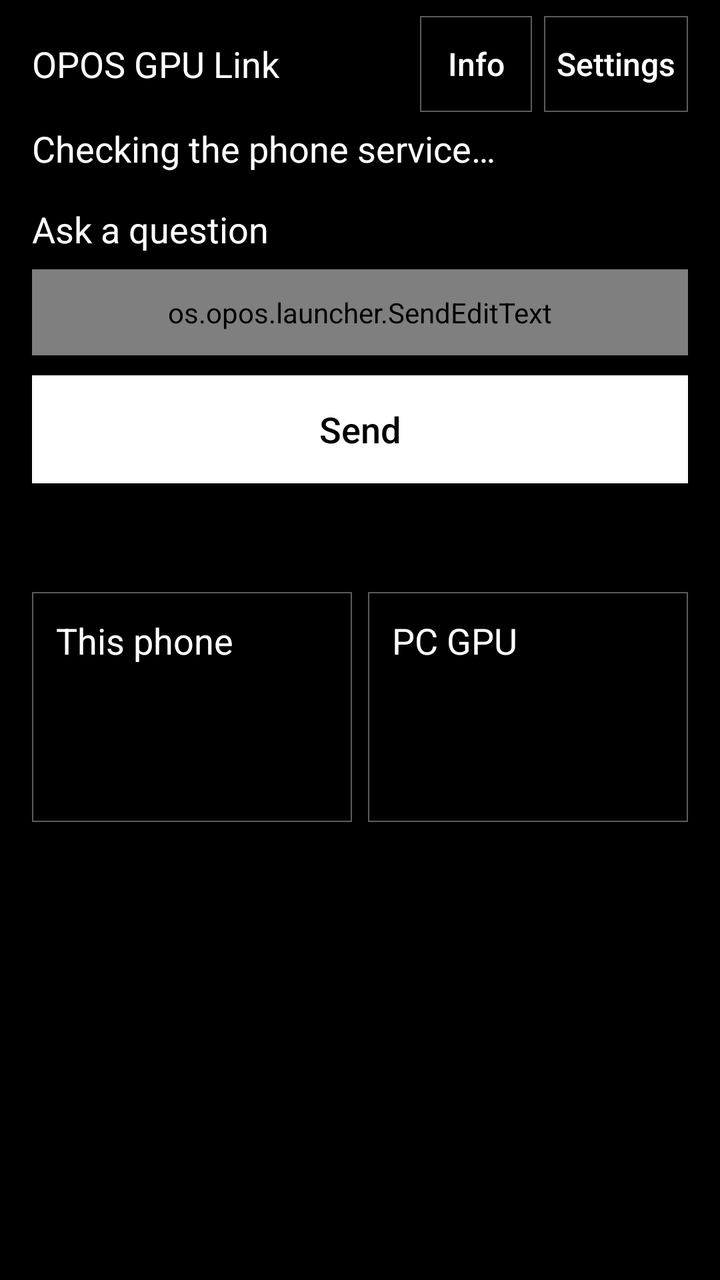
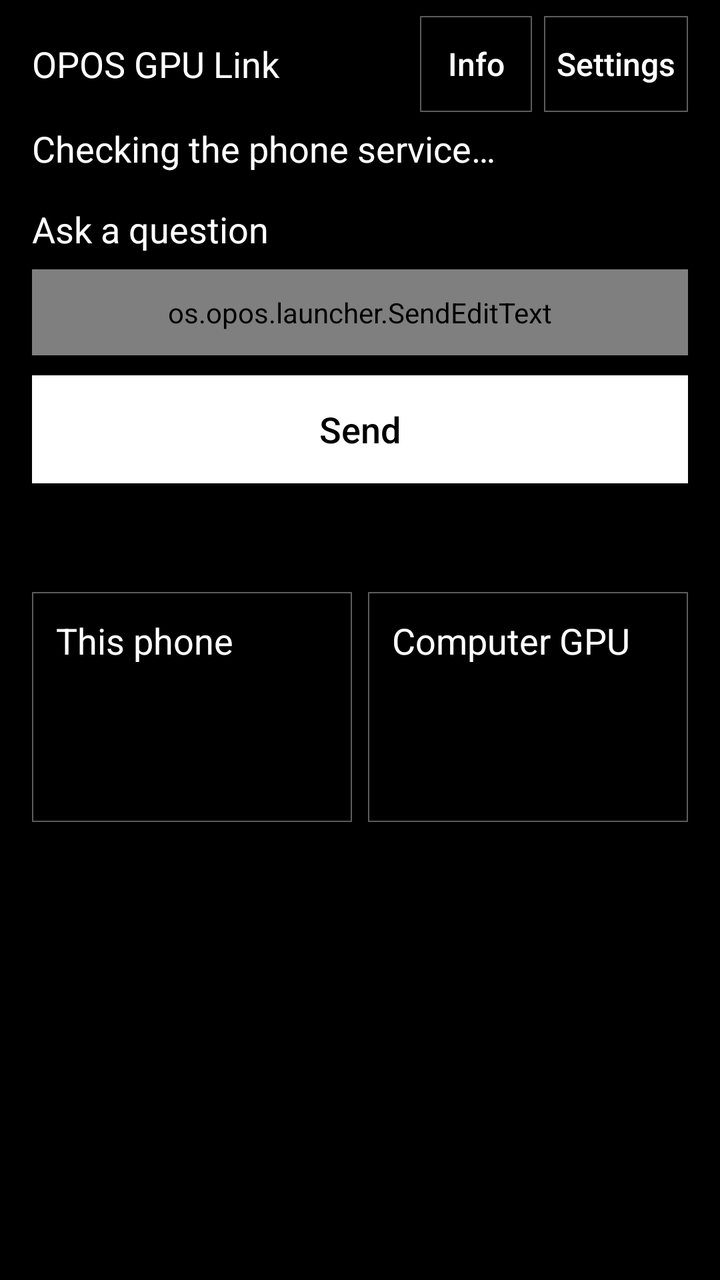

An Android layout rendered at two revisions. The XML below is the earlier revision; the diff shows what the commit changed to produce the second picture.
<!-- AndroidManifest.xml: application theme OposTheme -->
<!-- res/layout/models.xml -->
<?xml version="1.0" encoding="utf-8"?>
<FrameLayout xmlns:android="http://schemas.android.com/apk/res/android"
    android:id="@+id/root"
    android:layout_width="match_parent"
    android:layout_height="match_parent"
    android:background="@color/newspaper_paper">

    <LinearLayout
        android:id="@+id/screen"
        android:layout_width="match_parent"
        android:layout_height="match_parent"
        android:background="@color/newspaper_paper"
        android:orientation="vertical">

    <LinearLayout
        android:id="@+id/header"
        android:layout_width="match_parent"
        android:layout_height="wrap_content"
        android:gravity="center_vertical"
        android:orientation="horizontal"
        android:paddingStart="16dp"
        android:paddingTop="8dp"
        android:paddingEnd="16dp">

        <TextView
            android:id="@+id/title"
            android:layout_width="0dp"
            android:layout_height="wrap_content"
            android:layout_weight="1"
            android:accessibilityHeading="true"
            android:text="@string/app_name"
            android:textColor="@color/newspaper_ink"
            android:textSize="18sp"
                    />

        <Button
            android:id="@+id/info"
            android:layout_width="wrap_content"
            android:layout_height="48dp"
            android:minWidth="56dp"
            android:background="@drawable/newspaper_outline"
            android:contentDescription="@string/info_description"
            android:text="@string/info"
            android:textAllCaps="false"
            android:textColor="@color/newspaper_ink"
            android:textSize="16sp" />

        <Button
            android:id="@+id/settings"
            android:layout_width="wrap_content"
            android:layout_height="48dp"
            android:minWidth="72dp"
            android:layout_marginStart="6dp"
            android:background="@drawable/newspaper_outline"
            android:contentDescription="@string/settings_description"
            android:text="@string/settings"
            android:textAllCaps="false"
            android:textColor="@color/newspaper_ink"
            android:textSize="16sp" />
    </LinearLayout>

    <TextView
        android:id="@+id/connection"
        android:layout_width="match_parent"
        android:layout_height="wrap_content"
        android:accessibilityLiveRegion="polite"
        android:paddingStart="16dp"
        android:paddingTop="6dp"
        android:paddingEnd="16dp"
        android:paddingBottom="8dp"
        android:text="@string/connecting"
        android:textColor="@color/newspaper_ink"
        android:textSize="18sp" />

    <LinearLayout
        android:id="@+id/composer"
        android:layout_width="match_parent"
        android:layout_height="wrap_content"
        android:orientation="vertical"
        android:paddingStart="16dp"
        android:paddingTop="8dp"
        android:paddingEnd="16dp"
        android:paddingBottom="10dp">

        <TextView
            android:id="@+id/question_label"
            android:layout_width="match_parent"
            android:layout_height="wrap_content"
            android:labelFor="@id/prompt"
            android:text="@string/question_label"
            android:textColor="@color/newspaper_ink"
            android:textSize="18sp"
                    />

        <LinearLayout
            android:id="@+id/input_row"
            android:layout_width="match_parent"
            android:layout_height="wrap_content"
            android:orientation="vertical">

        <os.opos.launcher.SendEditText
            android:id="@+id/prompt"
            android:layout_width="match_parent"
            android:layout_height="wrap_content"
            android:layout_marginTop="8dp"
            android:background="@drawable/newspaper_panel"
            android:gravity="top|start"
            android:hint="@string/question_hint"
            android:imeOptions="actionSend|flagNoExtractUi"
            android:inputType="textCapSentences|textMultiLine"
            android:maxLines="5"
            android:minLines="2"
            android:padding="12dp"
            android:textColor="@color/newspaper_ink"
            android:textColorHint="@color/newspaper_ink"
            android:textSize="18sp" />

        <Button
            android:id="@+id/ask"
            android:layout_width="match_parent"
            android:layout_height="54dp"
            android:layout_marginTop="10dp"
            android:background="@drawable/newspaper_primary"
            android:text="@string/send"
            android:textAllCaps="false"
            android:textColor="@color/newspaper_paper"
            android:textSize="18sp"
                    />

        <Button
            android:id="@+id/stop"
            android:layout_width="match_parent"
            android:layout_height="54dp"
            android:layout_marginTop="10dp"
            android:background="@drawable/newspaper_outline"
            android:text="@string/stop"
            android:textAllCaps="false"
            android:textColor="@color/newspaper_ink"
            android:textSize="18sp"
                    android:visibility="gone" />

        <Button
            android:id="@+id/reconnect"
            android:layout_width="match_parent"
            android:layout_height="54dp"
            android:layout_marginTop="10dp"
            android:background="@drawable/newspaper_primary"
            android:text="@string/reconnect"
            android:textAllCaps="false"
            android:textColor="@color/newspaper_paper"
            android:textSize="18sp"
                    android:visibility="gone" />

        <TextView
            android:id="@+id/reset_ask_copy"
            android:layout_width="match_parent"
            android:layout_height="wrap_content"
            android:layout_marginTop="10dp"
            android:text="@string/reset_ask_copy"
            android:textColor="@color/newspaper_ink"
            android:textSize="18sp"
            android:visibility="gone" />

        <Button
            android:id="@+id/reset_ask"
            android:layout_width="match_parent"
            android:layout_height="48dp"
            android:layout_marginTop="8dp"
            android:background="@drawable/newspaper_outline"
            android:text="@string/reset_ask"
            android:textAllCaps="false"
            android:textColor="@color/newspaper_ink"
            android:textSize="18sp"
            android:visibility="gone" />

        </LinearLayout>
    </LinearLayout>

    <TextView
        android:id="@+id/error"
        android:layout_width="match_parent"
        android:layout_height="wrap_content"
        android:accessibilityLiveRegion="polite"
        android:paddingStart="16dp"
        android:paddingEnd="16dp"
        android:textColor="@color/newspaper_ink"
        android:textSize="18sp" />

    <FrameLayout
        android:id="@+id/results_stage"
        android:layout_width="match_parent"
        android:layout_height="0dp"
        android:layout_weight="1">

    <ScrollView
        android:id="@+id/results_scroll"
        android:layout_width="match_parent"
        android:layout_height="match_parent"
        android:clipToPadding="false"
        android:fillViewport="false">

        <LinearLayout
            android:id="@+id/content"
            android:layout_width="match_parent"
            android:layout_height="wrap_content"
            android:orientation="vertical"
            android:paddingStart="16dp"
            android:paddingTop="8dp"
            android:paddingEnd="16dp"
            android:paddingBottom="24dp">

            <LinearLayout
                android:id="@+id/pairing_closed"
                android:layout_width="match_parent"
                android:layout_height="wrap_content"
                android:background="@drawable/newspaper_panel"
                android:orientation="vertical"
                android:padding="16dp"
                android:visibility="gone">

                <TextView
                    android:id="@+id/pairing_closed_header"
                    android:layout_width="match_parent"
                    android:layout_height="wrap_content"
                    android:accessibilityHeading="true"
                    android:text="@string/pairing_closed_title"
                    android:textColor="@color/newspaper_ink"
                    android:textSize="18sp" />

                <TextView
                    android:id="@+id/pairing_closed_text"
                    android:layout_width="match_parent"
                    android:layout_height="wrap_content"
                    android:layout_marginTop="8dp"
                    android:text="@string/pairing_closed"
                    android:textColor="@color/newspaper_ink"
                    android:textSize="18sp" />

                <Button
                    android:id="@+id/reopen_pc"
                    android:layout_width="match_parent"
                    android:layout_height="52dp"
                    android:layout_marginTop="12dp"
                    android:background="@drawable/newspaper_primary"
                    android:text="@string/reopen_pc"
                    android:textAllCaps="false"
                    android:textColor="@color/newspaper_paper"
                    android:textSize="18sp" />
            </LinearLayout>

            <TextView
                android:id="@+id/question"
                android:layout_width="match_parent"
                android:layout_height="wrap_content"
                android:layout_marginTop="12dp"
                android:accessibilityHeading="true"
                android:textColor="@color/newspaper_ink"
                android:textSize="18sp"
                    android:visibility="gone" />

            <LinearLayout
                android:id="@+id/answers"
                android:layout_width="match_parent"
                android:layout_height="wrap_content"
                android:layout_marginTop="12dp"
                android:orientation="horizontal">

                <LinearLayout
                    android:id="@+id/phone_card"
                    android:layout_width="0dp"
                    android:layout_height="wrap_content"
                    android:layout_weight="1"
                    android:background="@drawable/newspaper_panel"
                    android:orientation="vertical"
                    android:padding="12dp">

                    <TextView
                        android:layout_width="match_parent"
                        android:layout_height="wrap_content"
                        android:accessibilityHeading="true"
                        android:text="@string/phone_heading"
                        android:textColor="@color/newspaper_ink"
                        android:textSize="18sp"
                    />

                    <TextView
                        android:id="@+id/phone_state"
                        android:layout_width="match_parent"
                        android:layout_height="wrap_content"
                        android:layout_marginTop="8dp"
                        android:accessibilityLiveRegion="polite"
                        android:textColor="@color/newspaper_ink"
                        android:textSize="18sp"
                    />

                    <TextView
                        android:id="@+id/phone_answer"
                        android:layout_width="match_parent"
                        android:layout_height="wrap_content"
                        android:layout_marginTop="10dp"
                        android:textColor="@color/newspaper_ink"
                        android:textIsSelectable="true"
                        android:textSize="18sp" />
                </LinearLayout>

                <LinearLayout
                    android:id="@+id/gpu_card"
                    android:layout_width="0dp"
                    android:layout_height="wrap_content"
                    android:layout_marginStart="8dp"
                    android:layout_weight="1"
                    android:background="@drawable/newspaper_panel"
                    android:orientation="vertical"
                    android:padding="12dp">

                    <TextView
                        android:id="@+id/gpu_heading"
                        android:layout_width="match_parent"
                        android:layout_height="wrap_content"
                        android:accessibilityHeading="true"
                        android:text="@string/gpu_heading"
                        android:textColor="@color/newspaper_ink"
                        android:textSize="18sp"
                    />

                    <TextView
                        android:id="@+id/gpu_state"
                        android:layout_width="match_parent"
                        android:layout_height="wrap_content"
                        android:layout_marginTop="8dp"
                        android:accessibilityLiveRegion="polite"
                        android:textColor="@color/newspaper_ink"
                        android:textSize="18sp"
                    />

                    <TextView
                        android:id="@+id/gpu_answer"
                        android:layout_width="match_parent"
                        android:layout_height="wrap_content"
                        android:layout_marginTop="10dp"
                        android:textColor="@color/newspaper_ink"
                        android:textIsSelectable="true"
                        android:textSize="18sp" />
                </LinearLayout>
            </LinearLayout>

            <Button
                android:id="@+id/retry"
                android:layout_width="match_parent"
                android:layout_height="52dp"
                android:layout_marginTop="12dp"
                android:background="@drawable/newspaper_outline"
                android:text="@string/try_again"
                android:textAllCaps="false"
                android:textColor="@color/newspaper_ink"
                android:textSize="18sp"
                android:visibility="gone" />
        </LinearLayout>
    </ScrollView>
    </FrameLayout>
    </LinearLayout>

    <LinearLayout
        android:id="@+id/pairing"
        android:layout_width="match_parent"
        android:layout_height="match_parent"
        android:background="@color/newspaper_paper"
        android:clickable="true"
        android:focusable="true"
        android:orientation="vertical"
        android:visibility="gone">

        <ScrollView
            android:id="@+id/pairing_scroll"
            android:layout_width="match_parent"
            android:layout_height="0dp"
            android:layout_weight="1"
            android:fillViewport="true">

            <LinearLayout
                android:id="@+id/pairing_body"
                android:layout_width="match_parent"
                android:layout_height="wrap_content"
                android:gravity="center_horizontal"
                android:orientation="vertical"
                android:padding="24dp">

                <TextView
                    android:id="@+id/pairing_header"
                    android:layout_width="match_parent"
                    android:layout_height="wrap_content"
                    android:accessibilityHeading="true"
                    android:gravity="center_horizontal"
                    android:text="@string/pairing_title"
                    android:textColor="@color/newspaper_ink"
                    android:textSize="21sp" />

                <TextView
                    android:id="@+id/pairing_text"
                    android:layout_width="match_parent"
                    android:layout_height="wrap_content"
                    android:layout_marginTop="12dp"
                    android:gravity="center_horizontal"
                    android:textColor="@color/newspaper_ink"
                    android:textSize="18sp" />

                <TextView
                    android:id="@+id/pairing_code_label"
                    android:layout_width="match_parent"
                    android:layout_height="wrap_content"
                    android:layout_marginTop="24dp"
                    android:gravity="center_horizontal"
                    android:text="@string/pairing_code_label"
                    android:textColor="@color/newspaper_ink"
                    android:textSize="11sp" />

                <TextView
                    android:id="@+id/pairing_code"
                    android:layout_width="match_parent"
                    android:layout_height="wrap_content"
                    android:layout_marginTop="8dp"
                    android:fontFeatureSettings="tnum"
                    android:gravity="center"
                    android:importantForAccessibility="yes"
                    android:letterSpacing="0.08"
                    android:textColor="@color/newspaper_ink"
                    android:textSize="56sp" />

                <TextView
                    android:id="@+id/pairing_countdown"
                    android:layout_width="match_parent"
                    android:layout_height="wrap_content"
                    android:layout_marginTop="8dp"
                    android:gravity="center"
                    android:textColor="@color/newspaper_ink"
                    android:textSize="18sp" />

                <TextView
                    android:id="@+id/pairing_disclosure"
                    android:layout_width="match_parent"
                    android:layout_height="wrap_content"
                    android:layout_marginTop="20dp"
                    android:gravity="center_horizontal"
                    android:text="@string/pairing_disclosure"
                    android:textColor="@color/newspaper_ink"
                    android:textSize="18sp" />
            </LinearLayout>
        </ScrollView>

        <LinearLayout
            android:id="@+id/pairing_actions"
            android:layout_width="match_parent"
            android:layout_height="wrap_content"
            android:orientation="vertical"
            android:paddingStart="24dp"
            android:paddingTop="8dp"
            android:paddingEnd="24dp"
            android:paddingBottom="24dp">

            <Button
                android:id="@+id/allow_pc"
                android:layout_width="match_parent"
                android:layout_height="wrap_content"
                android:minHeight="72dp"
                android:background="@drawable/newspaper_primary"
                android:text="@string/allow_pc"
                android:textAllCaps="false"
                android:textColor="@color/newspaper_paper"
                android:textSize="21sp" />

            <Button
                android:id="@+id/deny_pc"
                android:layout_width="match_parent"
                android:layout_height="wrap_content"
                android:minHeight="48dp"
                android:layout_marginTop="8dp"
                android:background="@drawable/newspaper_outline"
                android:text="@string/not_now"
                android:textAllCaps="false"
                android:textColor="@color/newspaper_ink"
                android:textSize="16sp" />
        </LinearLayout>
    </LinearLayout>
</FrameLayout>
<!-- resources referenced by this layout -->
<resources>
  <color name="newspaper_ink">#FFFFFF</color>
  <color name="newspaper_paper">#000000</color>
  <!-- drawable newspaper_outline (drawable) -->
  <shape xmlns:android="http://schemas.android.com/apk/res/android" android:shape="rectangle">
      <solid android:color="@color/newspaper_paper" />
      <stroke android:width="0.5dp" android:color="@color/newspaper_stroke" />
  </shape>
  <!-- drawable newspaper_panel (drawable) -->
  <shape xmlns:android="http://schemas.android.com/apk/res/android" android:shape="rectangle">
      <solid android:color="@color/newspaper_paper" />
      <stroke android:width="0.5dp" android:color="@color/newspaper_stroke" />
  </shape>
  <!-- drawable newspaper_primary (drawable) -->
  <shape xmlns:android="http://schemas.android.com/apk/res/android" android:shape="rectangle">
      <solid android:color="@color/newspaper_ink" />
  </shape>
  <string name="allow_pc">Allow this PC</string>
  <string name="app_name">OPOS GPU Link</string>
  <string name="connecting">Checking the phone service…</string>
  <string name="gpu_heading">PC GPU</string>
  <string name="info">Info</string>
  <string name="info_description">Show GPU Link information</string>
  <string name="not_now">Not now</string>
  <string name="pairing_closed">New PC requests are paused. You can allow pairing again.</string>
  <string name="pairing_closed_title">Pairing requests closed</string>
  <string name="pairing_code_label">Pairing code</string>
  <string name="pairing_disclosure">If allowed, this PC can see what you ask the GPU model and keeps a copy of the model file.</string>
  <string name="pairing_title">Pair this PC?</string>
  <string name="phone_heading">This phone</string>
  <string name="question_hint">Ask the models…</string>
  <string name="question_label">Ask a question</string>
  <string name="reconnect">Reconnect</string>
  <string name="reopen_pc">Allow pairing again</string>
  <string name="reset_ask">Reset</string>
  <string name="reset_ask_copy">An earlier Send may still be running on the phone. When available, Send or Try again checks its status. Reset clears only this screen’s tracking; it does not cancel that work.</string>
  <string name="send">Send</string>
  <string name="settings">Settings</string>
  <string name="settings_description">Show display settings</string>
  <string name="stop">Stop</string>
  <string name="try_again">Try again</string>
  <style name="OposTheme" parent="@android:style/Theme.Material.NoActionBar">
          <item name="android:colorAccent">@color/newspaper_ink</item>
          <item name="android:windowBackground">@color/newspaper_paper</item>
          <item name="android:textColorPrimary">@color/newspaper_ink</item>
          <item name="android:textColorSecondary">@color/newspaper_ink</item>
          <item name="android:textColorHint">@color/newspaper_ink</item>
          <item name="android:colorControlNormal">@color/newspaper_ink</item>
          <item name="android:colorControlActivated">@color/newspaper_ink</item>
          <item name="android:statusBarColor">@color/newspaper_paper</item>
          <item name="android:navigationBarColor">@color/newspaper_paper</item>
          <item name="android:windowLightStatusBar">false</item>
          <item name="android:windowLightNavigationBar">false</item>
      </style>
  <color name="newspaper_stroke">#5C5C5C</color>
</resources>

<!-- the commit's change to res/layout/models.xml (unified diff, before → after) -->
@@ -318,7 +318,7 @@
                         android:layout_width="match_parent"
                         android:layout_height="wrap_content"
                         android:accessibilityHeading="true"
-                        android:text="@string/gpu_heading"
+                        android:text="@string/gpu_heading_neutral"
                         android:textColor="@color/newspaper_ink"
                         android:textSize="18sp"
                     />
<!-- resource entries referenced after the edit -->
@@ -19,7 +19,7 @@
   <string name="allow_pc">Allow this PC</string>
   <string name="app_name">OPOS GPU Link</string>
   <string name="connecting">Checking the phone service…</string>
-  <string name="gpu_heading">PC GPU</string>
+  <string name="gpu_heading_neutral">Computer GPU</string>
   <string name="info">Info</string>
   <string name="info_description">Show GPU Link information</string>
   <string name="not_now">Not now</string>
